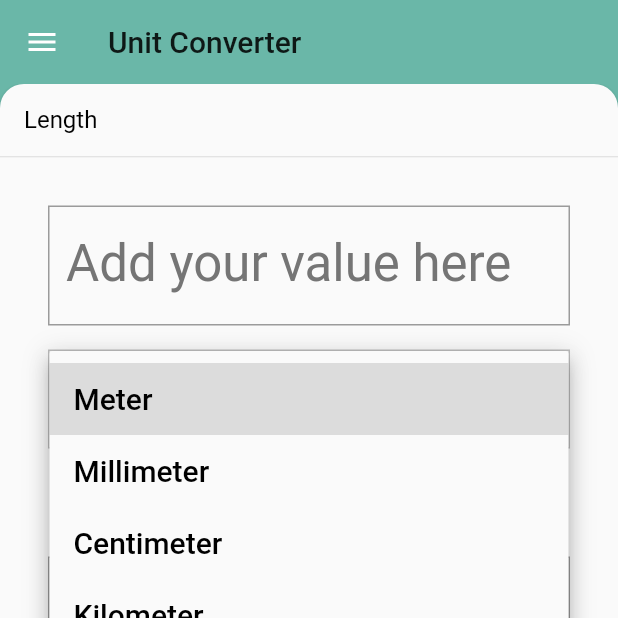
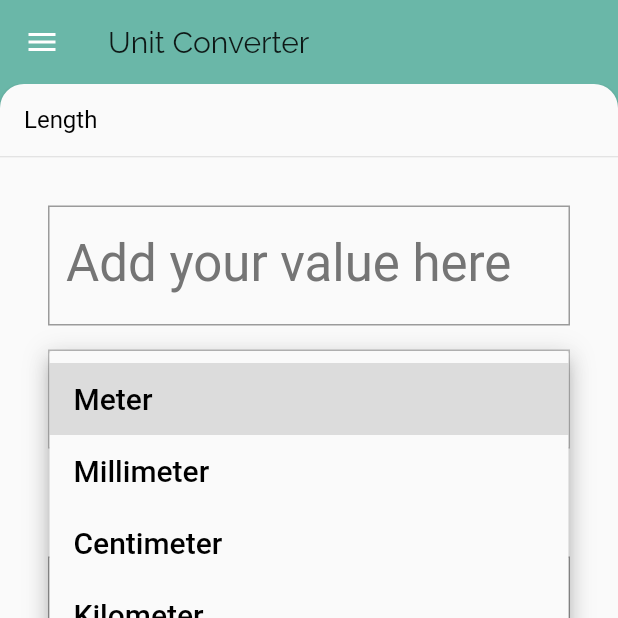
Before and after one commit to blandygbc/unit_converter_app_udacity, a Flutter app: the screen it shows after launch, after a tap on "Meter", on a phone screen of 412 x 824 dp, the top half of it. Run offline on Flutter 3.47's test engine with Material 2 defaults, Android fonts, the phone set to English and light mode, and no system bars; our stand-ins replace google_fonts.

Commit message:
Finished task 10

```diff
--- a/lib/main.dart
+++ b/lib/main.dart
@@ -1,4 +1,5 @@
 import 'package:flutter/material.dart';
+import 'package:google_fonts/google_fonts.dart';
 import 'package:unit_converter_app_udacity/views/category_screen.dart';
 
 void main() => runApp(const UnitConverterApp());
@@ -12,6 +13,7 @@
       debugShowCheckedModeBanner: false,
       title: 'Unit Converter',
       theme: ThemeData(
+        fontFamily: 'Raleway', //GoogleFonts.raleway().fontFamily,
         textTheme: Theme.of(context).textTheme.apply(
               bodyColor: Colors.black,
               displayColor: Colors.grey[600],
--- a/lib/models/category.dart
+++ b/lib/models/category.dart
@@ -2,7 +2,8 @@
 import 'package:unit_converter_app_udacity/models/unit.dart';
 
 class Category {
-  final IconData categoryIcon;
+  //final IconData categoryIcon;
+  final String categoryIcon;
   final ColorSwatch categoryColor;
   final String categoryName;
   final List<Unit> unitList;
--- a/lib/views/category_screen.dart
+++ b/lib/views/category_screen.dart
@@ -65,6 +65,25 @@
       'error': Color(0xFF912D2D),
     }),
   ];
+  static const _googleIcons = <IconData>[
+    Icons.straighten_outlined,
+    Icons.settings_overscan_outlined,
+    Icons.balance_outlined,
+    Icons.scale,
+    Icons.schedule,
+    Icons.sd_card,
+    Icons.electric_bolt,
+  ];
+  static const _icons = <String>[
+    'assets/icons/length.png',
+    'assets/icons/area.png',
+    'assets/icons/volume.png',
+    'assets/icons/mass.png',
+    'assets/icons/time.png',
+    'assets/icons/digital_storage.png',
+    'assets/icons/power.png',
+    'assets/icons/currency.png',
+  ];
 
   @override
   Future<void> didChangeDependencies() async {
@@ -92,7 +111,7 @@
         categoryName: categoryName,
         unitList: categoryUnits,
         categoryColor: _baseColors[categoryIndex],
-        categoryIcon: Icons.cake,
+        categoryIcon: _icons[categoryIndex],
       );
       setState(() {
         if (categoryIndex == 0) {
--- a/lib/views/unit_converter_screen.dart
+++ b/lib/views/unit_converter_screen.dart
@@ -21,7 +21,7 @@
   String _convertedValue = '';
   List<DropdownMenuItem>? _unitMenuItems;
   bool _showValidationError = false;
-  final _inputKey = GlobalKey(debugLabel: 'inputText');
+  // final _inputKey = GlobalKey(debugLabel: 'inputText');
 
   static const _padding = EdgeInsets.all(16.0);
 
--- a/lib/widgets/category_tile.dart
+++ b/lib/widgets/category_tile.dart
@@ -33,10 +33,11 @@
               children: [
                 Padding(
                   padding: const EdgeInsets.all(16.0),
-                  child: Icon(
-                    category.categoryIcon,
-                    size: _iconSize,
-                  ),
+                  child: Image.asset(category.categoryIcon),
+                  // Icon(
+                  //   category.categoryIcon,
+                  //   size: _iconSize,
+                  // ),
                 ),
                 Center(
                   child: Text(
```
Also changed, not shown: pubspec.yaml (+14 -12 lines), assets/fonts/Raleway-Regular.ttf (added), assets/icons/area.png (added), assets/icons/currency.png (added), assets/icons/digital_storage.png (added), assets/icons/length.png (added), assets/icons/mass.png (added), assets/icons/power.png (added), assets/icons/time.png (added), assets/icons/volume.png (added), pubspec.lock, 1 other file.
